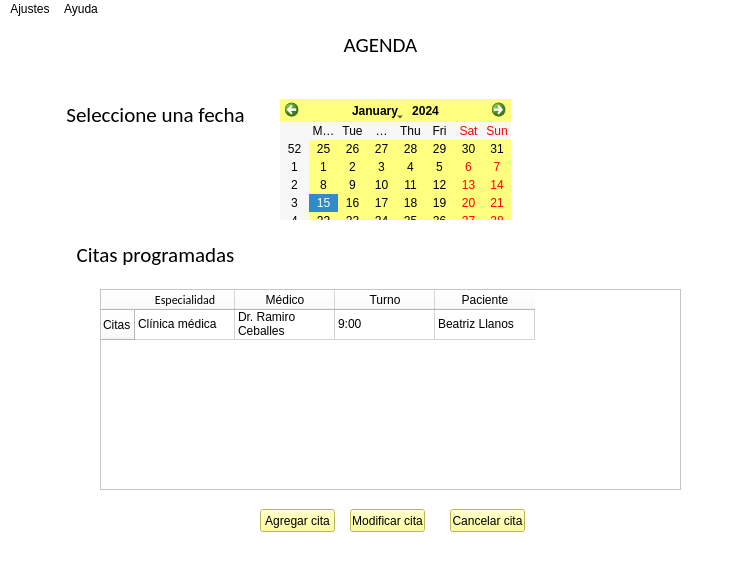
The window that ui/agenda_ui/agenda.ui (florgarciazavia/Clinica-UI) describes before a commit, drawn with Qt 5.
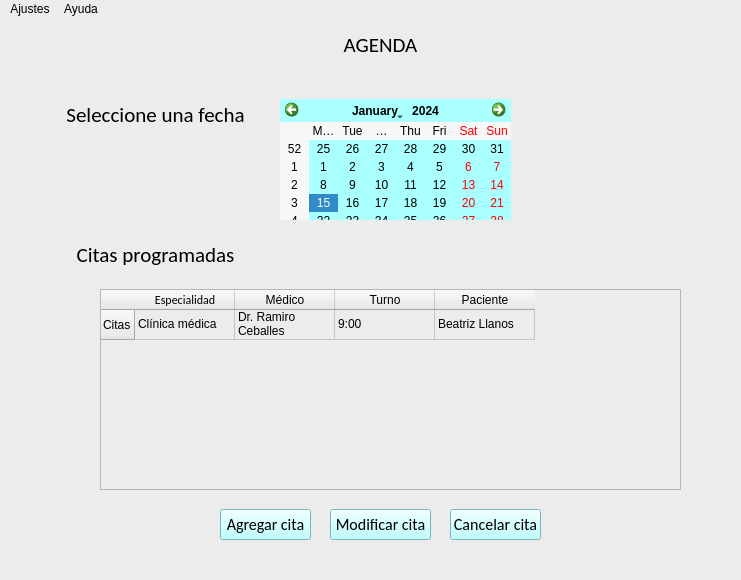
The same window after the commit.

Patch:
```diff
--- a/ui/agenda_ui/agenda.ui
+++ b/ui/agenda_ui/agenda.ui
@@ -14,7 +14,7 @@
    <string>MainWindow</string>
   </property>
   <property name="styleSheet">
-   <string notr="true">background-color: rgb(255, 255, 255);</string>
+   <string notr="true">background-color: rgb(236, 236, 236);</string>
   </property>
   <widget class="QWidget" name="centralwidget">
    <widget class="QWidget" name="formLayoutWidget">
@@ -118,8 +118,7 @@
      </rect>
     </property>
     <property name="styleSheet">
-     <string notr="true">background-color: rgb(170, 170, 255);
-background-color: rgb(255, 255, 127);
+     <string notr="true">background-color: rgb(170, 255, 255);
 font: 10pt &quot;Calibri&quot;; color: #000000</string>
     </property>
    </widget>
@@ -170,14 +169,20 @@
    <widget class="QPushButton" name="pushButton">
     <property name="geometry">
      <rect>
-      <x>260</x>
+      <x>220</x>
       <y>490</y>
-      <width>75</width>
-      <height>23</height>
+      <width>91</width>
+      <height>31</height>
      </rect>
     </property>
+    <property name="font">
+     <font>
+      <family>Calibri</family>
+      <pointsize>12</pointsize>
+     </font>
+    </property>
     <property name="styleSheet">
-     <string notr="true">background-color: rgb(255, 255, 127);</string>
+     <string notr="true">background-color: rgb(170, 255, 255);</string>
     </property>
     <property name="text">
      <string>Agregar cita</string>
@@ -186,14 +191,20 @@
    <widget class="QPushButton" name="pushButton_2">
     <property name="geometry">
      <rect>
-      <x>350</x>
+      <x>330</x>
       <y>490</y>
-      <width>75</width>
-      <height>23</height>
+      <width>101</width>
+      <height>31</height>
      </rect>
     </property>
+    <property name="font">
+     <font>
+      <family>Calibri</family>
+      <pointsize>12</pointsize>
+     </font>
+    </property>
     <property name="styleSheet">
-     <string notr="true">background-color: rgb(255, 255, 127);</string>
+     <string notr="true">background-color: rgb(170, 255, 255);</string>
     </property>
     <property name="text">
      <string>Modificar cita</string>
@@ -204,12 +215,18 @@
      <rect>
       <x>450</x>
       <y>490</y>
-      <width>75</width>
-      <height>23</height>
+      <width>91</width>
+      <height>31</height>
      </rect>
     </property>
+    <property name="font">
+     <font>
+      <family>Calibri</family>
+      <pointsize>12</pointsize>
+     </font>
+    </property>
     <property name="styleSheet">
-     <string notr="true">background-color: rgb(255, 255, 127);</string>
+     <string notr="true">background-color: rgb(170, 255, 255);</string>
     </property>
     <property name="text">
      <string>Cancelar cita</string>
```
